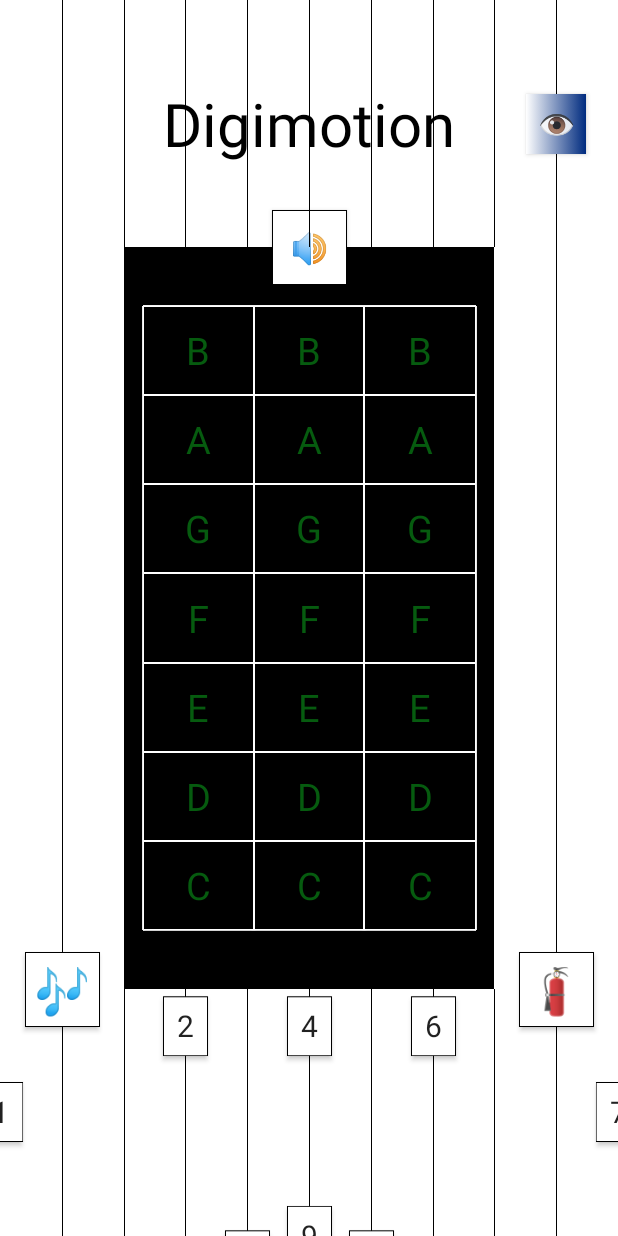
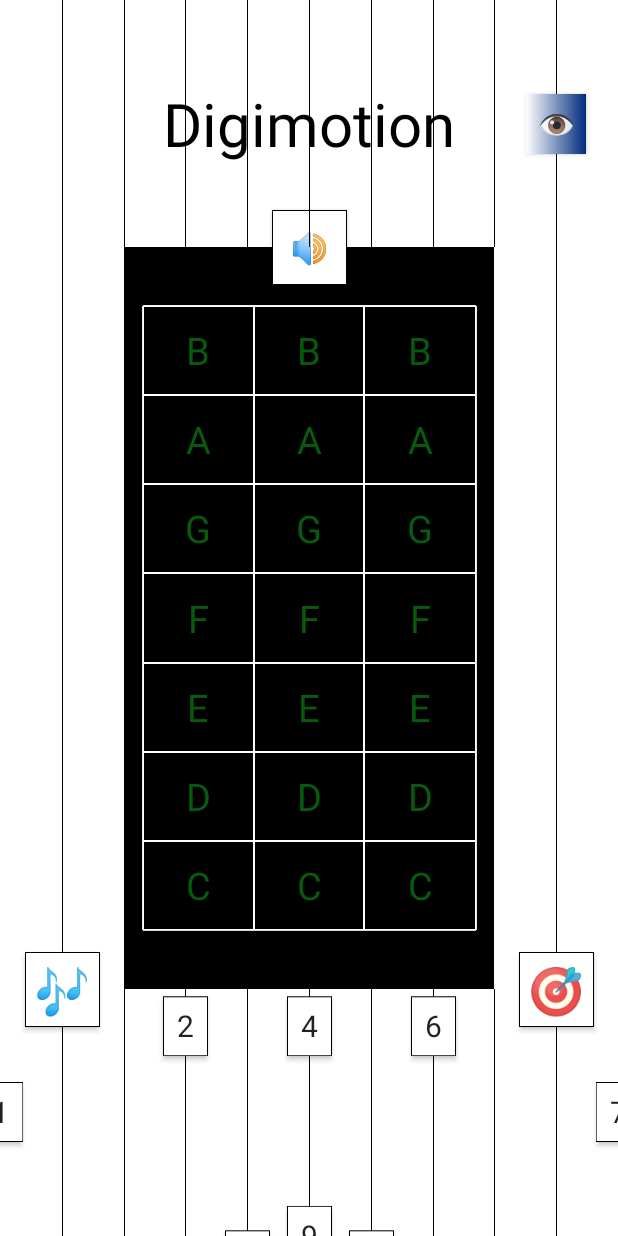
Before and after one commit to horjarobert/Android3rdTestApp, an Android app: the screen it shows after launch (MainActivity), on a phone screen of 412 x 824 dp. Run offline under Robolectric (Android 15) with nearby library versions, the phone set to English and light mode, and no system bars; Roboto replaces fonts that are not available here.

Commit message:
[UPD] 18th update -3/10

```diff
--- a/app/src/main/res/layout/activity_main.xml
+++ b/app/src/main/res/layout/activity_main.xml
@@ -326,12 +326,12 @@
         app:layout_constraintTop_toTopOf="@+id/guideline_ht_95" />
 
     <Button
-        android:id="@+id/btn_extinguisher"
+        android:id="@+id/btn_hit"
         android:layout_width="50dp"
         android:layout_height="50dp"
         android:background="@drawable/number_buttons_background"
-        android:onClick="ClickOnFireExtinguisher"
-        android:text="@string/str_extinguisher"
+        android:onClick="ClickOnTotalCleaning"
+        android:text="@string/str_hit"
         android:textSize="30sp"
         android:translationZ="2dp"
         android:textAlignment="center"
--- a/app/src/main/res/layout/activity_splash_screen.xml
+++ b/app/src/main/res/layout/activity_splash_screen.xml
@@ -304,8 +304,8 @@
     <!-- BEGIN logo -->
     <ImageView
         android:id="@+id/img_logo"
-        android:layout_width="300dp"
-        android:layout_height="300dp"
+        android:layout_width="250dp"
+        android:layout_height="250dp"
         android:transitionName="outTransition"
         app:layout_constraintBottom_toTopOf="@+id/guideline_ht_5"
         app:layout_constraintEnd_toStartOf="@+id/guideline_vt_5"
--- a/app/src/main/res/values/strings.xml
+++ b/app/src/main/res/values/strings.xml
@@ -21,6 +21,7 @@
     <string name="str_eye">👁</string>
     <string name="str_brain">🧠</string>
     <string name="str_eyes">👀</string>
+    <string name="str_hit">🎯</string>
 
     <string name="str_musical_notes">🎶</string>
     <string name="str_piano">🎹</string>
```
Also changed, not shown: app/src/main/java/com/stufflex/digimotion/MainActivity.java (+20 -20 lines).
